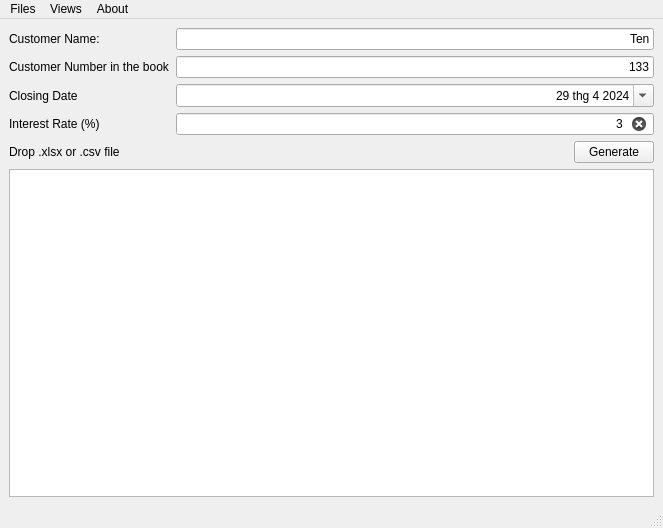
Before: the Qt Designer form ui/main_ui.ui in Achicken7301/Debt-Calculation, drawn with Qt 5.
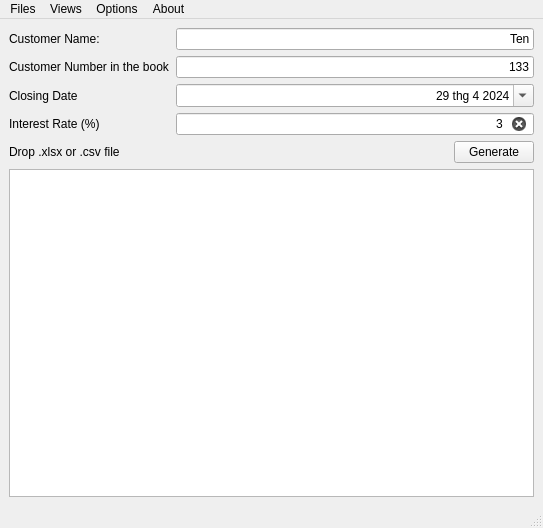
After: the same form once the commit is applied.

Commit message:
[UI} Create Edit Store GUI
Can change store's infos from GUI

```diff
--- a/ui/main_ui.ui
+++ b/ui/main_ui.ui
@@ -6,7 +6,7 @@
    <rect>
     <x>0</x>
     <y>0</y>
-    <width>663</width>
+    <width>543</width>
     <height>528</height>
    </rect>
   </property>
@@ -175,8 +175,8 @@
     <rect>
      <x>0</x>
      <y>0</y>
-     <width>663</width>
-     <height>20</height>
+     <width>543</width>
+     <height>21</height>
     </rect>
    </property>
    <widget class="QMenu" name="menu_Files">
@@ -203,8 +203,15 @@
      <string>About</string>
     </property>
    </widget>
+   <widget class="QMenu" name="menuOptions">
+    <property name="title">
+     <string>Options</string>
+    </property>
+    <addaction name="actionStore_Infos"/>
+   </widget>
    <addaction name="menu_Files"/>
    <addaction name="menuViews"/>
+   <addaction name="menuOptions"/>
    <addaction name="menuAbout"/>
   </widget>
   <widget class="QStatusBar" name="statusbar"/>
```
Left out of the diff: 5 changed lines with no effect on the pictures. The commit also changes 7 other files.
